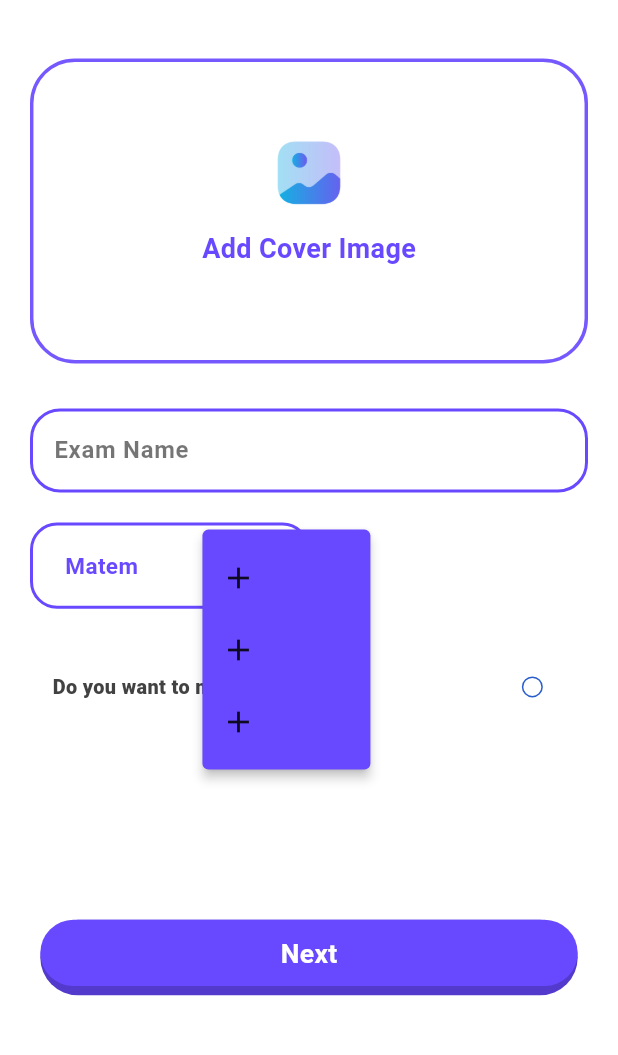
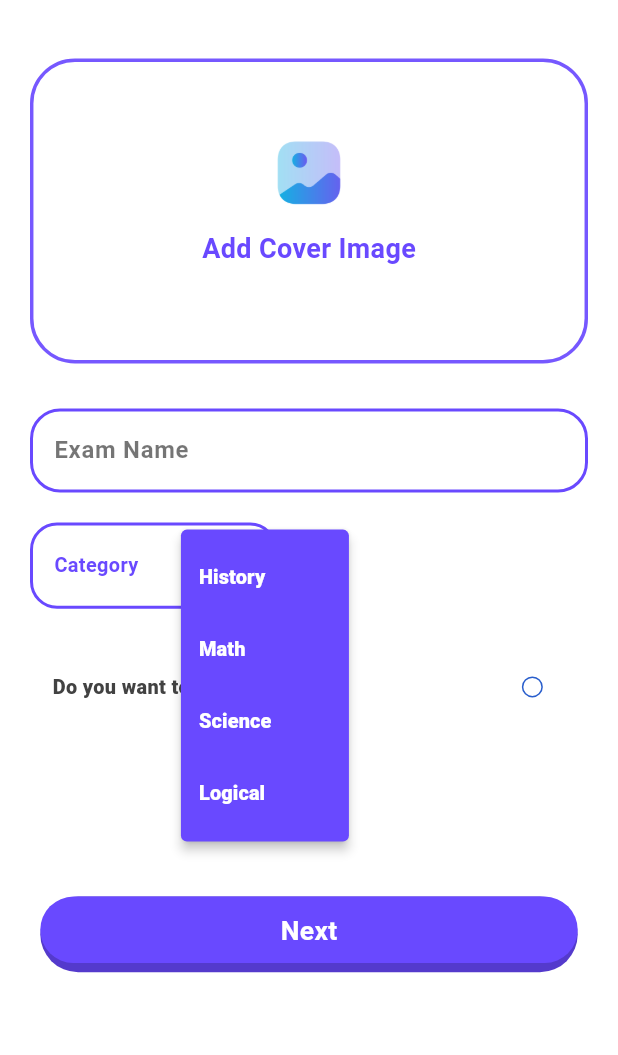
Before and after one commit to Devaxiis/quality_quest, a Flutter app: the PreCreateScreen screen opened directly, after a tap on the "arrow drop down" icon, on a phone screen of 412 x 824 dp, the part 63-1118 px from its top. Run offline on Flutter 3.47's test engine with Material 2 defaults, Android fonts, the phone set to English and light mode, and no system bars; our stand-ins replace bloc, device_info_plus, equatable, flutter_bloc, flutter_screenutil, freezed_annotation and 3 more; accounts and stored records are empty; project files that could hold a hidden picture were left out.

Commit message:
Added Image Picker

```diff
--- a/lib/bloc/auth/auth_bloc.dart
+++ b/lib/bloc/auth/auth_bloc.dart
@@ -1,4 +1,3 @@
-import 'dart:async';
 import 'dart:math';
 
 import 'package:bloc/bloc.dart';
@@ -25,7 +24,7 @@ class AuthBloc extends Bloc<AuthEvent, AuthState> {
     final result = await HttpService.methodSignUpPost(api: Api.apiSignUp, data: event.data);
     if(result){
       SignUp user = SignUp(
-          id:Random().nextInt(1000) ,
+          id:Random().nextInt(1000),
           firstname: event.data["firstname"].toString(),
           lastname: event.data["lastname"].toString(),
           password: event.data["password"].toString(),
--- a/lib/bloc/auth/auth_event.dart
+++ b/lib/bloc/auth/auth_event.dart
@@ -5,23 +5,25 @@ abstract class AuthEvent extends Equatable {
 }
 
 // #SignUp
-class AuthSignUpEvent extends AuthEvent{
-  Map<String,Object?> data;
+class AuthSignUpEvent extends AuthEvent {
+  Map<String, Object?> data;
 
   AuthSignUpEvent({
-    required this.data ,
-});
+    required this.data,
+  });
 
   @override
-  List<Object?> get props =>[data];
+  List<Object?> get props => [data];
 }
 
 // #SignIn
-class AuthSignInEvent extends AuthEvent{
-  Map<String,Object?> data;
+class AuthSignInEvent extends AuthEvent {
+  Map<String, Object?> data;
 
-  AuthSignInEvent({required this.data,});
+  AuthSignInEvent({
+    required this.data,
+  });
 
   @override
-  List<Object?> get props =>[data];
+  List<Object?> get props => [data];
 }
--- /dev/null
+++ b/lib/domain/model/screens/category_model/category_model.dart
@@ -0,0 +1,17 @@
+import 'package:freezed_annotation/freezed_annotation.dart';
+
+part 'category_model.freezed.dart';
+part 'category_model.g.dart';
+
+@freezed
+class Category with _$Category {
+  @JsonSerializable(explicitToJson: true, fieldRename: FieldRename.snake)
+  const factory Category({
+    required int id,
+    required String name,
+    required String? photoUrl,
+  }) = _Category;
+
+  factory Category.fromJson(Map<String, Object?> json) =>
+      _$CategoryFromJson(json);
+}
--- a/lib/presentation/screens/create_screen/create_screen_views/image_picker_view.dart
+++ b/lib/presentation/screens/create_screen/create_screen_views/image_picker_view.dart
@@ -1,16 +1,38 @@
+import 'package:flutter/services.dart';
 import 'package:flutter_screenutil/flutter_screenutil.dart';
+import 'package:image_picker/image_picker.dart';
 import 'package:quality_quest/library.dart';
 
-class CustomImagePicker extends StatelessWidget {
+class CustomImagePicker extends StatefulWidget {
   const CustomImagePicker({
     super.key,
   });
 
   @override
+  State<CustomImagePicker> createState() => _CustomImagePickerState();
+}
+
+class _CustomImagePickerState extends State<CustomImagePicker> {
+  File? image;
+
+  Future pickImage() async {
+    try {
+      final image = await ImagePicker().pickImage(source: ImageSource.gallery);
+      if (image == null) return;
+      final imageTemp = File(image.path);
+      this.image = imageTemp;
+      setState(() {});
+    } on PlatformException catch (e) {
+      print('Failed to pick image: $e');
+    }
+  }
+
+  @override
   Widget build(BuildContext context) {
     return GestureDetector(
-      onTap: () {},
-      child: Container(
+      onTap: pickImage,
+      child: image == null
+          ? Container(
               height: 230.sp,
               width: double.infinity,
               decoration: BoxDecoration(
@@ -24,7 +46,7 @@ class CustomImagePicker extends StatelessWidget {
                 mainAxisAlignment: MainAxisAlignment.center,
                 children: [
                   IconButton(
-              onPressed: () {},
+                    onPressed: pickImage,
                     icon: const Image(
                       height: 50,
                       width: 50,
@@ -32,13 +54,35 @@ class CustomImagePicker extends StatelessWidget {
                     ),
                   ),
                   const SizedBox(height: 5),
-             Text(
+                  const Text(
                     Strings.addCoverImageTXT,
                     style: Style.createAddCoverImageST,
                   ),
                   const SizedBox(height: 20),
                 ],
               ),
+            )
+          : Container(
+              clipBehavior: Clip.antiAliasWithSaveLayer,
+              decoration: const BoxDecoration(
+                borderRadius: BorderRadius.all(
+                  Radius.circular(30),
+                ),
+                boxShadow: [
+                  BoxShadow(
+                    color: CustomColors.oxFF9E9E9E,
+                    offset: Offset(0, 0),
+                    blurRadius: 10,
+                    spreadRadius: 2,
+                  ),
+                ],
+              ),
+              child: Image.file(
+                image!,
+                height: 220.sp,
+                width: double.infinity,
+                fit: BoxFit.cover,
+              ),
             ),
     );
   }
--- a/lib/presentation/screens/create_screen/pre_create_screen/pre_create_screen.dart
+++ b/lib/presentation/screens/create_screen/pre_create_screen/pre_create_screen.dart
@@ -11,15 +11,16 @@ class PreCreateScreen extends StatefulWidget {
 
 class _PreCreateScreenState extends State<PreCreateScreen> {
   bool _toggleSwitch = false;
+  String chooseCategory = "Category";
+
 
   @override
   Widget build(BuildContext context) {
     return Scaffold(
-
-      // #backgroun color
+      /// #background color
       backgroundColor: CustomColors.oxFFFFFFFF,
 
-      // #App Bar
+      /// #App Bar
       appBar: AppBar(
         backgroundColor: CustomColors.oxFFFFFFFF,
         forceMaterialTransparency: true,
@@ -30,7 +31,7 @@ class _PreCreateScreenState extends State<PreCreateScreen> {
         ),
       ),
 
-      // #Body
+      /// #Body
       body: SafeArea(
         child: SingleChildScrollView(
           child: Padding(
@@ -42,10 +43,12 @@ class _PreCreateScreenState extends State<PreCreateScreen> {
               crossAxisAlignment: CrossAxisAlignment.start,
               children: [
                 const SizedBox(height: 15),
-                // #Image picker
+
+                /// #Image picker
                 const CustomImagePicker(),
                 const SizedBox(height: 30),
-                // #Exam Name
+
+                /// #Exam Name
                 TextField(
                   decoration: InputDecoration(
                     border: const OutlineInputBorder(
@@ -81,42 +84,111 @@ class _PreCreateScreenState extends State<PreCreateScreen> {
                     ),
                   ),
                 ),
-                const SizedBox(height: 20,),
+                const SizedBox(
+                  height: 20,
+                ),
                 // #scienceType
                 Container(
                   height: 65.sp,
-                  width: MediaQuery.sizeOf(context).width / 2.5.sp,
+                  width: MediaQuery.sizeOf(context).width / 2.5,
                   decoration: BoxDecoration(
-                  borderRadius: const BorderRadius.all(Radius.circular(18)),
-                    border: Border.all(width: 2,color: CustomColors.oxFF6949FF),
+                    borderRadius: const BorderRadius.all(Radius.circular(18)),
+                    border: Border.all(
+                      width: 2,
+                      color: CustomColors.oxFF6949FF,
+                    ),
                   ),
                   child: Row(
                     mainAxisAlignment: MainAxisAlignment.spaceAround,
                     children: [
-                      const Text("Matem",style: TextStyle(color: CustomColors.oxFF6949FF,fontWeight: FontWeight.bold,fontSize: 15),),
+                      Text(
+                        chooseCategory,
+                        style: TextStyle(
+                          color: CustomColors.oxFF6949FF,
+                          fontWeight: FontWeight.bold,
+                          fontSize: 15.sp,
+                        ),
+                      ),
                       PopupMenuButton(
                         iconSize: 30,
                         color: CustomColors.oxFF6949FF,
                         icon: const Icon(Icons.arrow_drop_down_rounded),
                         itemBuilder: (BuildContext context) {
-                             return [
-                               const PopupMenuItem(child: Icon(Icons.add)),
-                               const PopupMenuItem(child: Icon(Icons.add)),
-                               const PopupMenuItem(child: Icon(Icons.add)),
-                             ];
-                          },),
+                          return [
+                            PopupMenuItem(
+                              child: Text(
+                                "History",
+                                style: TextStyle(
+                                  fontSize: 15.sp,
+                                  fontWeight: FontWeight.w800,
+                                  color: CustomColors.oxFFFFFFFF,
+                                ),
+                              ),
+                              onTap: () {
+                                chooseCategory = "History";
+                                setState(() {});
+                              },
+                            ),
+                            PopupMenuItem(
+                              child: Text(
+                                "Math",
+                                style: TextStyle(
+                                  fontSize: 15.sp,
+                                  fontWeight: FontWeight.w800,
+                                  color: CustomColors.oxFFFFFFFF,
+                                ),
+                              ),
+                              onTap: () {
+                                chooseCategory = "Math";
+                                setState(() {});
+                              },
+                            ),
+                            PopupMenuItem(
+                              child: Text(
+                                "Science",
+                                style: TextStyle(
+                                  fontSize: 15.sp,
+                                  fontWeight: FontWeight.w800,
+                                  color: CustomColors.oxFFFFFFFF,
+                                ),
+                              ),
+                              onTap: () {
+                                chooseCategory = "Science";
+                                setState(() {});
+                              },
+                            ),
+                            PopupMenuItem(
+                              child: Text(
+                                "Logical",
+                                style: TextStyle(
+                                  fontSize: 15.sp,
+                                  fontWeight: FontWeight.w800,
+                                  color: CustomColors.oxFFFFFFFF,
+                                ),
+                              ),
+                              onTap: () {
+                                chooseCategory = "Logical";
+                                setState(() {});
+                              },
+                            ),
+                          ];
+                        },
+                      ),
                     ],
                   ),
                 ),
-                // # Public button
+
+                /// # Public button
                 const SizedBox(height: 30),
                 Padding(
                   padding: const EdgeInsets.symmetric(horizontal: 15),
                   child: Row(
                     mainAxisAlignment: MainAxisAlignment.spaceBetween,
                     children: [
-                      Text(Strings.wantToMakePublicTXT,
-                        style: Style.createWantToMakePublicST,),
+                      Text(
+                        Strings.wantToMakePublicTXT,
+                        style: Style.createWantToMakePublicST,
+                      ),
                       SizedBox(
                         height: 50.sp,
                         width: 50.sp,
@@ -127,7 +199,8 @@ class _PreCreateScreenState extends State<PreCreateScreen> {
                               Radius.circular(7),
                             ),
                           ),
-                          side: const BorderSide(color: CustomColors.oxFF295ECC),
+                          side:
+                              const BorderSide(color: CustomColors.oxFF295ECC),
                           value: _toggleSwitch,
                           onChanged: (ind) {
                             setState(() {
@@ -139,14 +212,20 @@ class _PreCreateScreenState extends State<PreCreateScreen> {
                     ],
                   ),
                 ),
-                SizedBox(height: MediaQuery.sizeOf(context).width / 3.5.sp),
-                // #Next Button
+                SizedBox(height: MediaQuery.sizeOf(context).width / 3.5),
+
+                /// #Next Button
                 Center(
-                  child: CustomDeepPurpleButton(onTap: (){
-                   Navigator.of(context).push(
-                     MaterialPageRoute(builder: (_) => const CreateScreen()),
-                   );
-                  }, displayText: "Next"),
+                  child: CustomDeepPurpleButton(
+                    onTap: () {
+                      Navigator.of(context).push(
+                        MaterialPageRoute(
+                          builder: (_) => const CreateScreen(),
+                        ),
+                      );
+                    },
+                    displayText: "Next",
+                  ),
                 ),
                 // const SizedBox(height: 20,)
               ],
@@ -154,9 +233,6 @@ class _PreCreateScreenState extends State<PreCreateScreen> {
           ),
         ),
       ),
-
-      // #Floating action button
-      // floatingActionButton:
     );
   }
 }
--- a/pubspec.yaml
+++ b/pubspec.yaml
@@ -55,6 +55,7 @@ dependencies:
   #hive
   hive: ^2.2.3
   hive_flutter: ^1.1.0
+  image_picker: ^1.0.4
 
 
 
```
Also changed, not shown: lib/services/auth_service/auth_service.dart (+4 -16 lines), lib/domain/model/screens/category_model/category_model.freezed.dart (added), lib/domain/model/screens/category_model/category_model.g.dart (added), pubspec.lock, 1 other file. Lines whose indentation alone changed are shown as unchanged.
